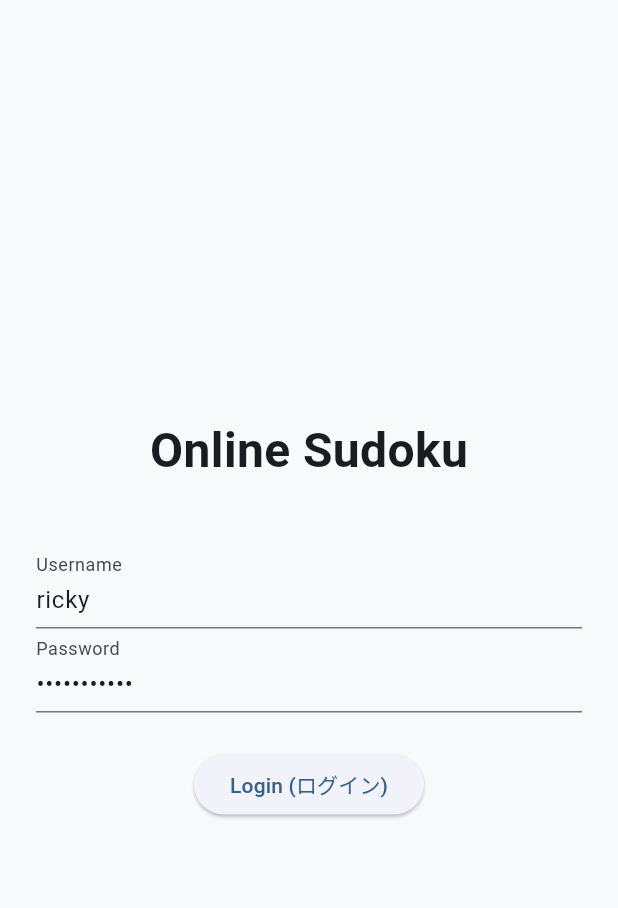
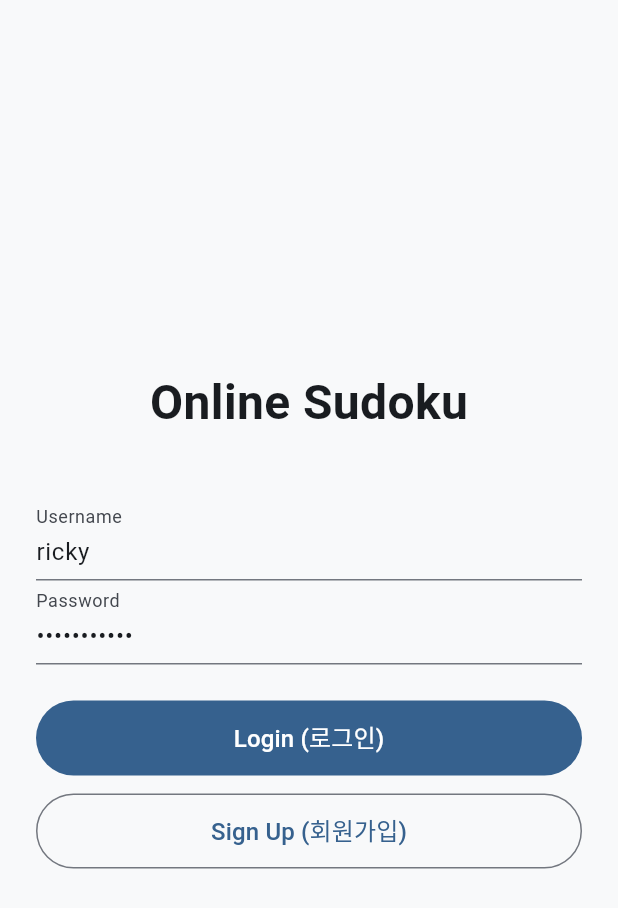
Before and after one commit to IAmRickyChoi/sudoku999-dev, a Flutter app: the screen it shows after launch, on a phone screen of 412 x 824 dp. Shown: the top 908 px of the screen. Run offline on Flutter 3.47's test engine with Material 3 defaults, Android fonts, the phone set to English and light mode, and no system bars; our stand-ins replace flutter_riverpod, go_router, isar_community, riverpod_annotation; accounts and stored records are empty; generated files the repository leaves out were written again; Roboto replaces fonts that are missing (Pretendard).

Commit message:
feat : auth

```diff
--- a/lib/features/auth/domain/repositories/auth_repository.dart
+++ b/lib/features/auth/domain/repositories/auth_repository.dart
@@ -2,5 +2,8 @@ import 'package:sudoku_999/features/auth/domain/entities/user.dart';
 
 abstract interface class AuthRepository {
   Future<User> login(String username, String password);
+  Future<User> register(String username, String password);
+  Future<Map<String, int>> getStats(String username);
+  Future<void> recordResult(String username, String result);
   Future<void> logout();
 }
--- a/lib/features/auth/presentation/screens/login_screen.dart
+++ b/lib/features/auth/presentation/screens/login_screen.dart
@@ -41,13 +41,42 @@ class _LoginScreenState extends ConsumerState<LoginScreen> {
             if (authState.isLoading)
               const CircularProgressIndicator()
             else
-              ElevatedButton(
-                onPressed: () {
-                  ref
-                      .read(authProvider.notifier)
-                      .login(_idController.text, _pwController.text);
-                },
-                child: const Text('Login (ログイン)'),
+              Column(
+                children: [
+                  FilledButton(
+                    onPressed: () => ref
+                        .read(authProvider.notifier)
+                        .login(_idController.text, _pwController.text),
+                    style: FilledButton.styleFrom(
+                      minimumSize: const Size(double.infinity, 50),
+                    ),
+                    child: const Text(
+                      'Login (로그인)',
+                      style: TextStyle(fontSize: 16),
+                    ),
+                  ),
+                  const SizedBox(height: 12),
+                  OutlinedButton(
+                    onPressed: () => ref
+                        .read(authProvider.notifier)
+                        .register(_idController.text, _pwController.text),
+                    style: OutlinedButton.styleFrom(
+                      minimumSize: const Size(double.infinity, 50),
+                    ),
+                    child: const Text(
+                      'Sign Up (회원가입)',
+                      style: TextStyle(fontSize: 16),
+                    ),
+                  ),
+                  if (authState.hasError)
+                    Padding(
+                      padding: const EdgeInsets.only(top: 16.0),
+                      child: Text(
+                        '오류: 아이디나 비밀번호를 확인하세요.',
+                        style: TextStyle(color: Colors.red[400]),
+                      ),
+                    ),
+                ],
               ),
           ],
         ),
--- a/lib/features/game/presentation/providers/game_notifier.dart
+++ b/lib/features/game/presentation/providers/game_notifier.dart
@@ -4,7 +4,6 @@ import 'package:sudoku_999/features/game/domain/entities/difficulty.dart';
 import 'package:sudoku_999/features/game/domain/entities/game_session.dart';
 import 'package:sudoku_999/features/game/domain/entities/game_status.dart';
 import 'package:sudoku_999/features/game/domain/entities/sudoku_board.dart';
-import 'package:sudoku_999/features/game/domain/use_cases/check_answer_usecase.dart';
 import 'package:sudoku_999/features/game/presentation/providers/game_providers.dart';
 import 'package:sudoku_999/features/game/presentation/providers/timer_provider.dart';
 import 'package:sudoku_999/features/game/presentation/providers/vs_notifier.dart';
@@ -15,7 +14,7 @@ part 'game_notifier.g.dart';
 @Riverpod(keepAlive: true)
 class GameNotifier extends _$GameNotifier {
   @override
-  FutureOr<GameSession?> build() async {
+  FutureOr<GameSession?> build() {
     // 앱 시작 시 무단으로 덮어쓰는 것을 방지
     return null;
   }
```
Also changed, not shown: lib/features/auth/data/repositories/auth_repository_impl.dart (+38 -6 lines), lib/features/auth/presentation/providers/auth_notifier.dart (+48 -1 lines), lib/features/game/presentation/screens/game_screen.dart (+28 -30 lines), lib/features/menu/presentation/screens/menu_screen.dart (+51 -17 lines), lib/features/auth/presentation/providers/auth_notifier.g.dart, lib/features/game/presentation/providers/game_notifier.g.dart.
